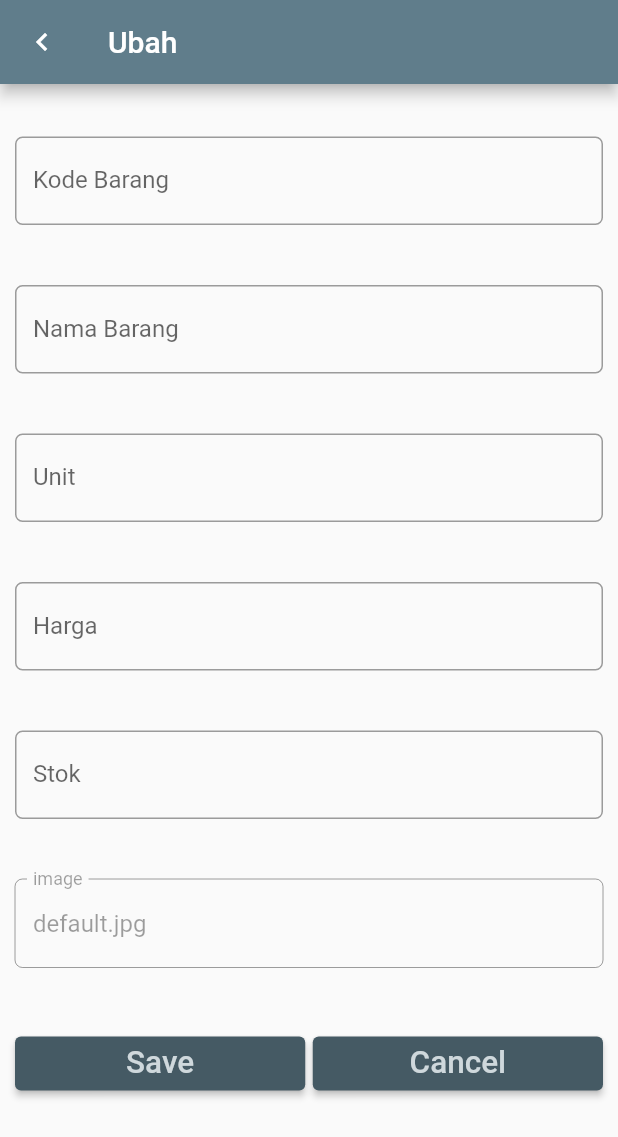
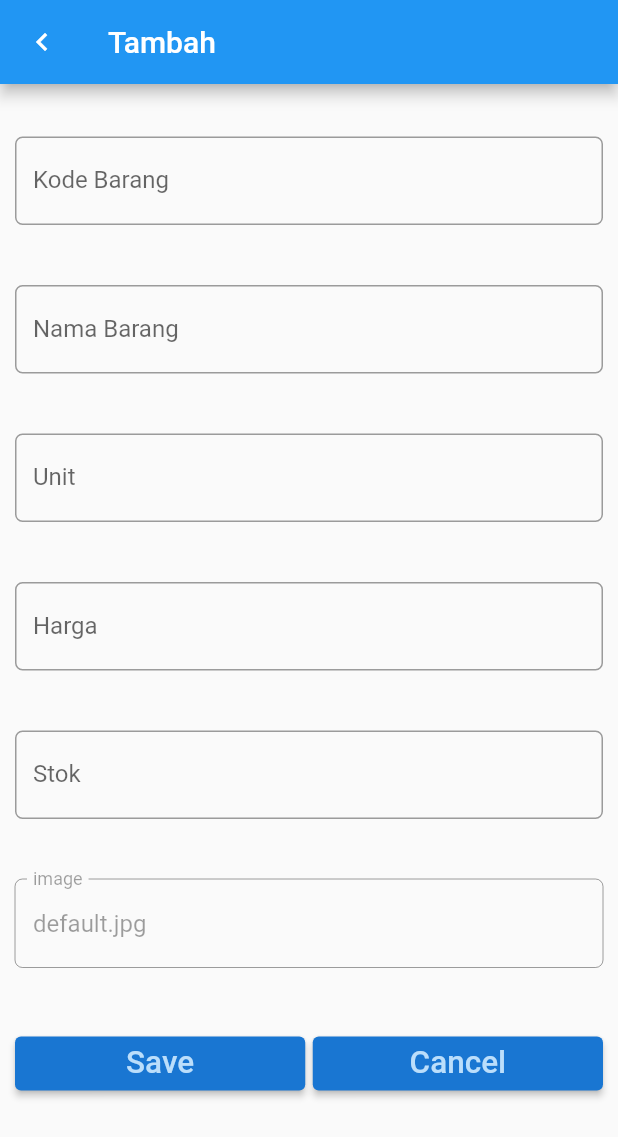
Before and after one commit to i9191/repository_polinema_mobile_flutter, a Flutter app: the screen it shows after launch, after a tap on "Tambah Item", on a phone screen of 412 x 824 dp. Shown: the top 1137 px of the screen. Run offline on Flutter 3.47's test engine with Material 2 defaults, Android fonts, the phone set to English and light mode, and no system bars; our stand-ins replace sqflite; accounts and stored records are empty.

Commit message:
Update readme

```diff
--- a/flutter_navigasi_route/lib/main.dart
+++ b/flutter_navigasi_route/lib/main.dart
@@ -13,11 +13,11 @@ class MyApp extends StatelessWidget {
   Widget build(BuildContext context) {
     return MaterialApp(
       debugShowCheckedModeBanner: false,
-      title: 'Tambahkan Item',
-      theme: ThemeData(
-        primarySwatch: Colors.blueGrey,
-      ),
-      // home: home2(),
+      // title: 'Tambahkan Item',
+      // theme: ThemeData(
+      //   primarySwatch: Colors.blueGrey,
+      // ),
+      // // home: home2(),
       initialRoute: '/',
       routes: {
         '/': (context) => home2(),
--- a/flutter_navigasi_route/lib/pages/EntryForm.dart
+++ b/flutter_navigasi_route/lib/pages/EntryForm.dart
@@ -35,7 +35,7 @@ class EntryFormState extends State<EntryForm> {
     //rubah
     return Scaffold(
       appBar: AppBar(
-        title: item == null ? Text('Tambah') : Text('Ubah'),
+        title: item.id == null ? Text('Tambah') : Text('Ubah'),
         leading: Icon(Icons.keyboard_arrow_left),
       ),
       body: Padding(
--- a/flutter_navigasi_route/lib/pages/home2.dart
+++ b/flutter_navigasi_route/lib/pages/home2.dart
@@ -79,19 +79,17 @@ class HomeState extends State<home2> {
           elevation: 2.0,
           child: ListTile(
             leading: CircleAvatar(
-              backgroundColor: Colors.red,
-              child: Icon(Icons.ad_units),
+              backgroundImage: AssetImage('lib/assets/img/${itemList[index].img}'),
             ),
             title: Text(
               this.itemList[index].name,
               style: textStyle,
             ),
-            subtitle: Text(this.itemList[index].price.toString()),
+            subtitle: Text('${itemList[index].price} per ${itemList[index].unit}'),
             trailing: GestureDetector(
               child: Icon(Icons.delete),
               onTap: () async {
                 //TODO 3 Panggil Fungsi untuk Delete dari DB berdasarkan Item
-                // final item = itemList[index];
                 int result = await dbHelper.delete(itemList[index].id!);
                 if (result > 0) {
                   updateListView();
```
Also changed, not shown: flutter_navigasi_route/lib/assets/img/SS21.png (added), flutter_navigasi_route/lib/assets/img/SS22.png (added), flutter_navigasi_route/lib/assets/img/SS23.png (added), 1 other file.
